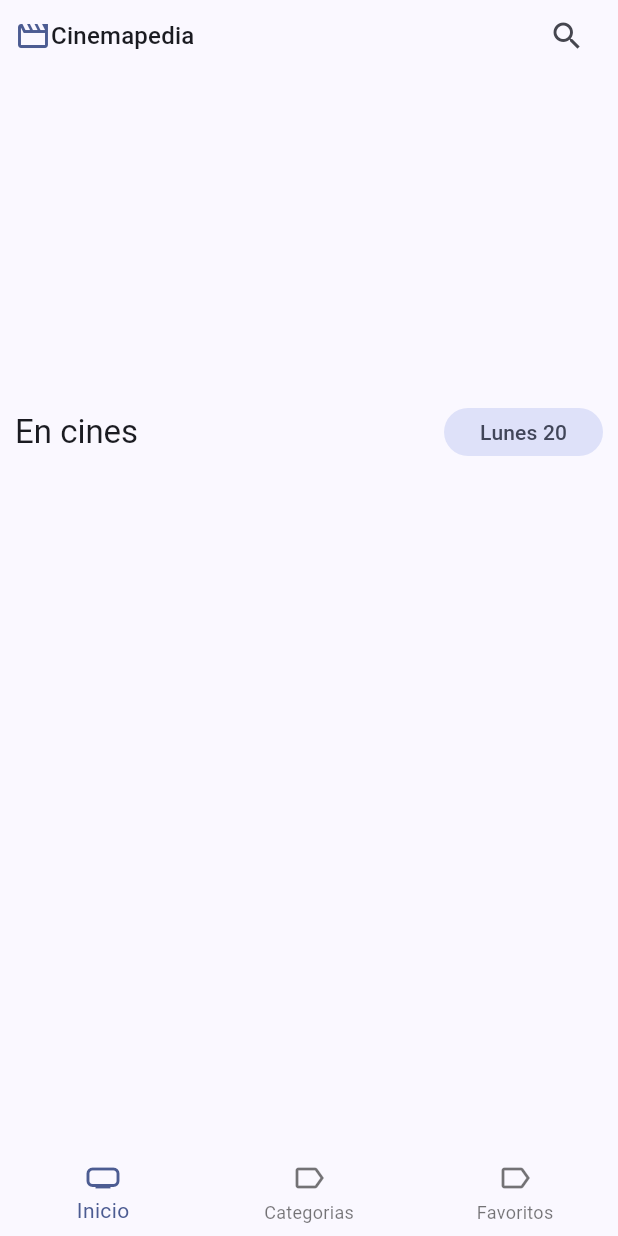
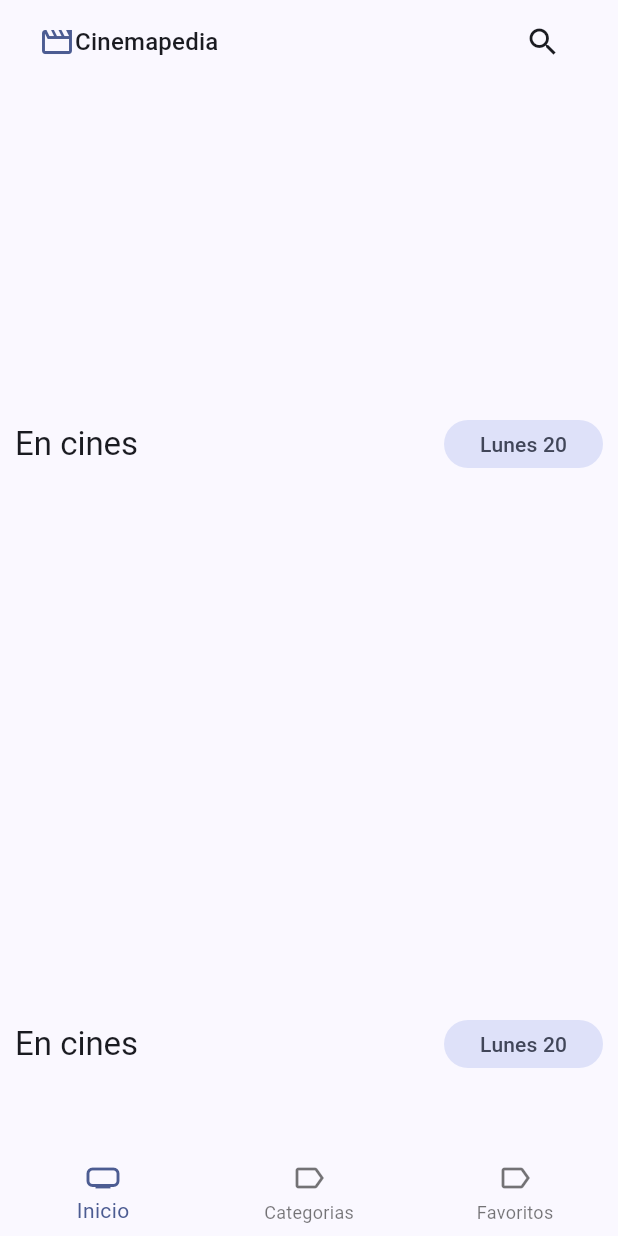
Before and after one commit to szuluaga-beep/cinemapedia, a Flutter app: the screen it shows after launch, on a phone screen of 412 x 824 dp. Run offline on Flutter 3.47's test engine with Material 3 defaults, Android fonts, the phone set to English and light mode, and no system bars; drawn by our look-alikes of card_swiper; our stand-ins replace animate_do, dio, flutter_dotenv, flutter_riverpod, go_router; network calls fail.

Commit message:
CustomScrollview

```diff
--- a/lib/presentation/screens/movies/home_screen.dart
+++ b/lib/presentation/screens/movies/home_screen.dart
@@ -39,9 +39,16 @@ class _HomeViewState extends ConsumerState<_HomeView> {
 
     // if (nowPlayingMovies.isEmpty) return CircularProgressIndicator();
 
+    return CustomScrollView(
+      slivers: [
+        const SliverAppBar(
+          floating: true,
+          title: CustomAppbar(),
+        ),
+        SliverList(
+            delegate: SliverChildBuilderDelegate((context, index) {
           return Column(
             children: [
-        const CustomAppbar(),
               MoviesSlideShow(movies: slideShowMovies),
               MovieHotizonalListView(
                 movies: nowPlayingMovies,
@@ -49,7 +56,20 @@ class _HomeViewState extends ConsumerState<_HomeView> {
                 subTitle: 'Lunes 20',
                 loadNextPage: () =>
                     ref.read(nowPlayMoviesProvider.notifier).loadNextPage(),
+              ),
+              MovieHotizonalListView(
+                movies: nowPlayingMovies,
+                title: 'En cines',
+                subTitle: 'Lunes 20',
+                loadNextPage: () =>
+                    ref.read(nowPlayMoviesProvider.notifier).loadNextPage(),
+              ),
+              const SizedBox(
+                height: 10,
               )
+            ],
+          );
+        }, childCount: 1))
       ],
     );
   }
```
Lines whose indentation alone changed are shown as unchanged.
